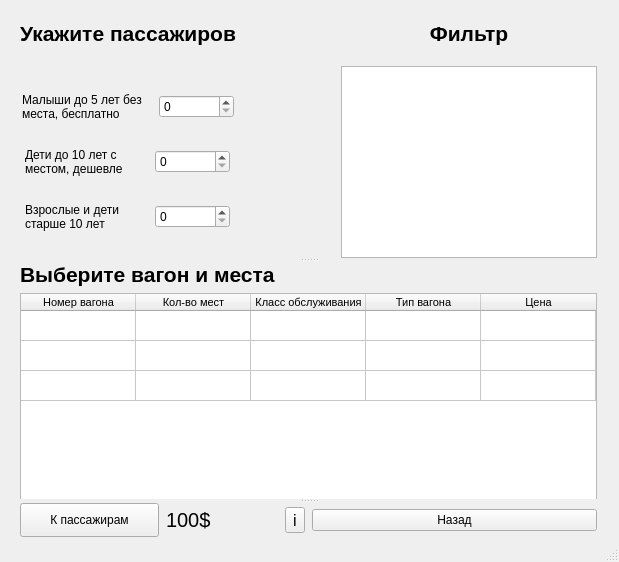
First picture: the form in data/etc/Railcar.ui, repository Substance-live/Train_application, before the edit.
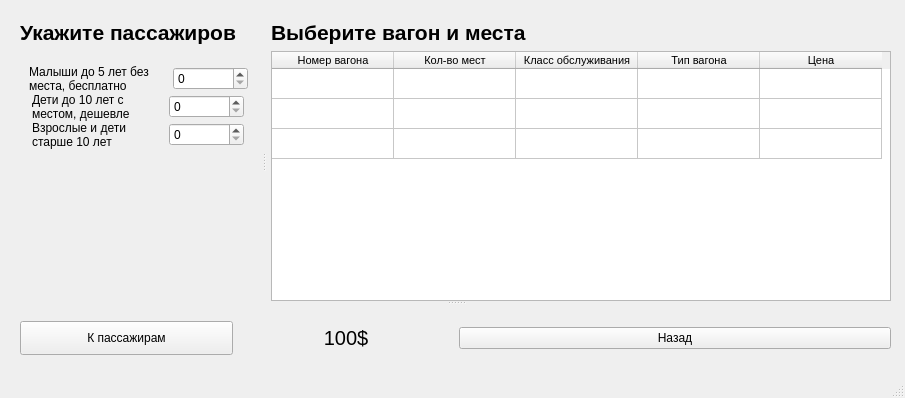
Second picture: the form after the edit.

Diff of the .ui file:
```diff
--- a/data/etc/Railcar.ui
+++ b/data/etc/Railcar.ui
@@ -6,26 +6,33 @@
    <rect>
     <x>0</x>
     <y>0</y>
-    <width>619</width>
-    <height>562</height>
+    <width>905</width>
+    <height>398</height>
    </rect>
   </property>
   <property name="windowTitle">
    <string>Railcar</string>
   </property>
   <widget class="QWidget" name="centralwidget">
-   <widget class="QSplitter" name="splitter">
+   <widget class="QSplitter" name="splitter_2">
     <property name="geometry">
      <rect>
       <x>20</x>
-      <y>21</y>
-      <width>581</width>
-      <height>516</height>
+      <y>20</y>
+      <width>871</width>
+      <height>351</height>
      </rect>
     </property>
     <property name="orientation">
      <enum>Qt::Orientation::Vertical</enum>
     </property>
+    <widget class="QSplitter" name="splitter">
+     <property name="orientation">
+      <enum>Qt::Orientation::Horizontal</enum>
+     </property>
+     <property name="handleWidth">
+      <number>14</number>
+     </property>
     <widget class="QWidget" name="layoutWidget">
      <layout class="QGridLayout" name="gridLayout">
       <property name="sizeConstraint">
@@ -48,31 +55,12 @@
       </property>
       <item row="0" column="0">
        <widget class="QLabel" name="label_passenger">
-        <property name="font">
-         <font>
-          <pointsize>16</pointsize>
-          <bold>true</bold>
-         </font>
-        </property>
-        <property name="text">
-         <string>Укажите пассажиров</string>
-        </property>
-       </widget>
-      </item>
-      <item row="0" column="1">
-       <widget class="QLabel" name="label_filter">
         <property name="minimumSize">
          <size>
-          <width>148</width>
+           <width>237</width>
           <height>0</height>
          </size>
         </property>
-        <property name="maximumSize">
-         <size>
-          <width>16777215</width>
-          <height>300</height>
-         </size>
-        </property>
         <property name="font">
          <font>
           <pointsize>16</pointsize>
@@ -80,10 +68,7 @@
          </font>
         </property>
         <property name="text">
-         <string>Фильтр</string>
-        </property>
-        <property name="alignment">
-         <set>Qt::AlignmentFlag::AlignCenter</set>
+          <string>Укажите пассажиров</string>
         </property>
        </widget>
       </item>
@@ -214,20 +199,13 @@
         </item>
        </layout>
       </item>
-      <item row="1" column="1">
-       <widget class="QListWidget" name="list_filter">
-        <property name="selectionMode">
-         <enum>QAbstractItemView::SelectionMode::ExtendedSelection</enum>
-        </property>
-        <property name="sortingEnabled">
-         <bool>true</bool>
-        </property>
-       </widget>
-      </item>
      </layout>
     </widget>
     <widget class="QWidget" name="layoutWidget">
      <layout class="QVBoxLayout" name="verticalLayout_3">
+       <property name="sizeConstraint">
+        <enum>QLayout::SizeConstraint::SetDefaultConstraint</enum>
+       </property>
       <item>
        <widget class="QLabel" name="label_railcar">
         <property name="font">
@@ -251,8 +229,8 @@
         </property>
         <property name="minimumSize">
          <size>
-          <width>0</width>
-          <height>240</height>
+           <width>583</width>
+           <height>250</height>
          </size>
         </property>
         <property name="font">
@@ -260,6 +238,9 @@
           <pointsize>8</pointsize>
          </font>
         </property>
+         <property name="alternatingRowColors">
+          <bool>false</bool>
+         </property>
         <property name="selectionBehavior">
          <enum>QAbstractItemView::SelectionBehavior::SelectRows</enum>
         </property>
@@ -273,7 +254,7 @@
          <number>32</number>
         </attribute>
         <attribute name="horizontalHeaderDefaultSectionSize">
-         <number>115</number>
+          <number>122</number>
         </attribute>
         <attribute name="horizontalHeaderShowSortIndicator" stdset="0">
          <bool>true</bool>
@@ -313,6 +294,7 @@
       </item>
      </layout>
     </widget>
+    </widget>
     <widget class="QWidget" name="layoutWidget">
      <layout class="QHBoxLayout" name="horizontalLayout_6">
       <property name="spacing">
@@ -354,20 +336,8 @@
             <property name="text">
              <string>100$</string>
             </property>
-           </widget>
-          </item>
-          <item>
-           <widget class="QToolButton" name="but_information">
-            <property name="font">
-             <font>
-              <pointsize>12</pointsize>
-             </font>
-            </property>
-            <property name="styleSheet">
-             <string notr="true"/>
-            </property>
-            <property name="text">
-             <string>i</string>
+            <property name="alignment">
+             <set>Qt::AlignmentFlag::AlignCenter</set>
             </property>
            </widget>
           </item>
```
Lines whose indentation alone changed are shown as unchanged.
